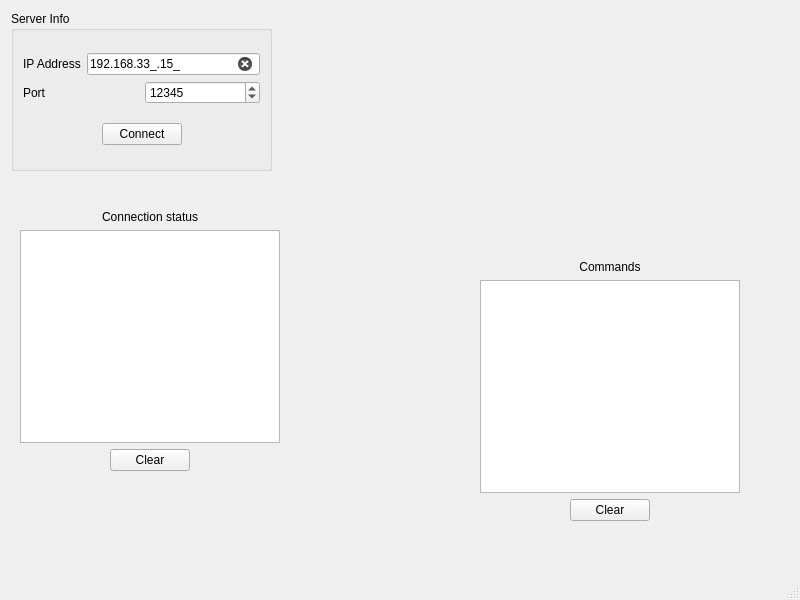
Old version of the form lampa.ui in the repository lewapFT9/klient-lampa.
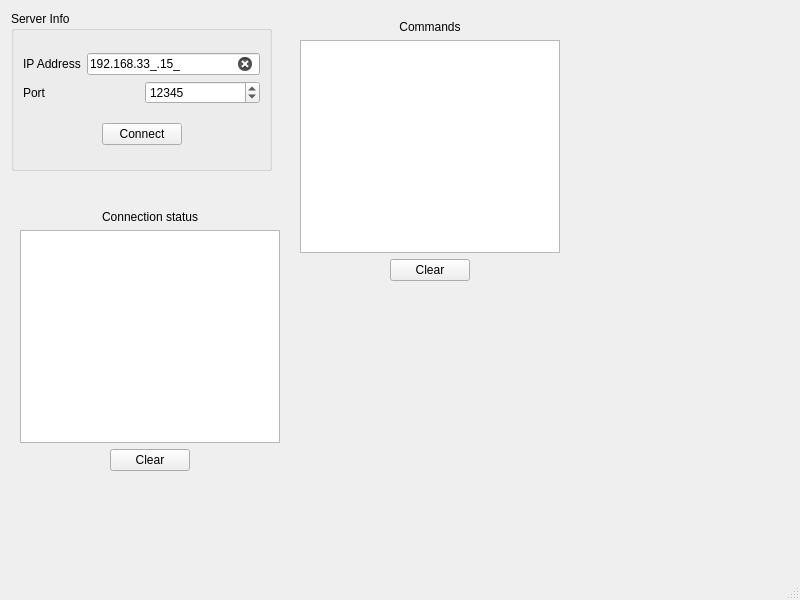
New version of the form.

```diff
--- a/lampa.ui
+++ b/lampa.ui
@@ -136,7 +136,7 @@
      </item>
     </layout>
    </widget>
-   <widget class="QWidget" name="">
+   <widget class="QWidget" name="layoutWidget">
     <property name="geometry">
      <rect>
       <x>20</x>
@@ -202,11 +202,11 @@
      </item>
     </layout>
    </widget>
-   <widget class="QWidget" name="">
+   <widget class="QWidget" name="layoutWidget">
     <property name="geometry">
      <rect>
-      <x>480</x>
-      <y>260</y>
+      <x>300</x>
+      <y>20</y>
       <width>260</width>
       <height>261</height>
      </rect>
```
